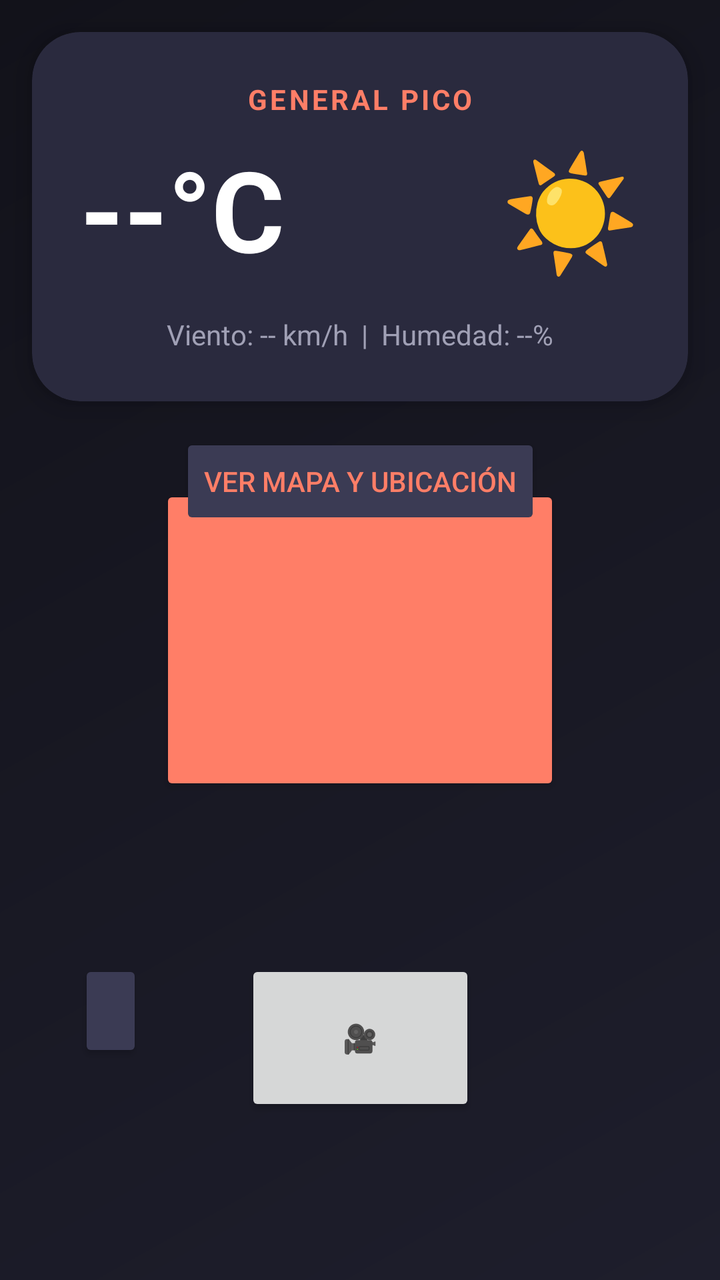
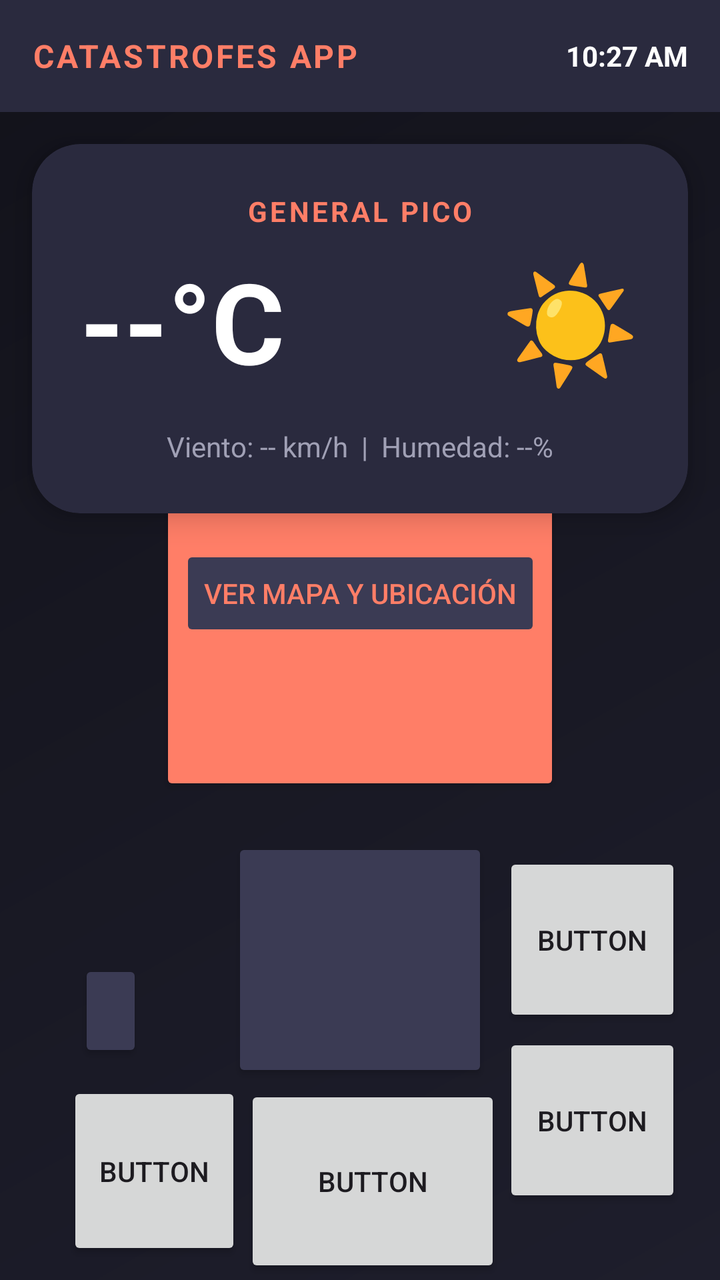

An Android layout rendered at two revisions. The XML below is the earlier revision; the diff shows what the commit changed to produce the second picture.
<!-- AndroidManifest.xml: application theme Theme.CatastrofesNaturales -->
<!-- res/layout/activity_main.xml -->
<?xml version="1.0" encoding="utf-8"?>
<androidx.constraintlayout.widget.ConstraintLayout xmlns:android="http://schemas.android.com/apk/res/android"
    android:background="@drawable/background_gradient"
    android:textColor="#FFFFFF"
    xmlns:app="http://schemas.android.com/apk/res-auto"
    xmlns:tools="http://schemas.android.com/tools"
    android:id="@+id/main"
    android:layout_width="match_parent"
    android:layout_height="match_parent"
    tools:context=".MainActivity">

    <Button
        android:backgroundTint="#FF7E67"
        android:textColor="#FFFFFF"
        android:id="@+id/btn_flash"
        android:layout_width="200dp"
        android:layout_height="155dp"
        app:icon="@drawable/ic_linterna"
        app:iconTint="#FFFFFF"
        app:iconGravity="textStart"
        app:iconSize="80dp"
        app:iconPadding="0dp"
        android:padding="0dp"
        app:layout_constraintBottom_toBottomOf="parent"
        app:layout_constraintEnd_toEndOf="parent"
        app:layout_constraintHorizontal_bias="0.5"
        app:layout_constraintStart_toStartOf="parent"
        app:layout_constraintTop_toTopOf="parent"
        app:layout_constraintVertical_bias="0.5"
        android:contentDescription="Botón para encender la linterna"/>

    <androidx.cardview.widget.CardView
        android:id="@+id/card_clima"
        android:layout_width="match_parent"
        android:layout_height="wrap_content"
        android:layout_margin="16dp"
        app:cardCornerRadius="24dp"
        app:cardBackgroundColor="#2A2A3E"
        app:cardElevation="8dp"
        app:layout_constraintTop_toTopOf="parent"
        app:layout_constraintStart_toStartOf="parent"
        app:layout_constraintEnd_toEndOf="parent">

        <androidx.constraintlayout.widget.ConstraintLayout
            android:layout_width="match_parent"
            android:layout_height="wrap_content"
            android:padding="24dp">

            <TextView
                android:id="@+id/tv_ciudad"
                android:layout_width="wrap_content"
                android:layout_height="wrap_content"
                android:text="GENERAL PICO"
                android:textColor="#FF7E67"
                android:textSize="14sp"
                android:textStyle="bold"
                android:letterSpacing="0.1"
                app:layout_constraintTop_toTopOf="parent"
                app:layout_constraintStart_toStartOf="parent"
                app:layout_constraintEnd_toEndOf="parent" />

            <TextView
                android:id="@+id/tv_temperatura"
                android:layout_width="wrap_content"
                android:layout_height="wrap_content"
                android:text="--°C"
                android:textColor="#FFFFFF"
                android:textSize="56sp"
                android:textStyle="bold"
                android:layout_marginTop="8dp"
                app:layout_constraintTop_toBottomOf="@id/tv_ciudad"
                app:layout_constraintStart_toStartOf="parent" />

            <TextView
                android:id="@+id/tv_icono_clima"
                android:layout_width="wrap_content"
                android:layout_height="wrap_content"
                android:text="☀️"
                android:textSize="56sp"
                app:layout_constraintTop_toTopOf="@id/tv_temperatura"
                app:layout_constraintBottom_toBottomOf="@id/tv_temperatura"
                app:layout_constraintEnd_toEndOf="parent" />

            <TextView
                android:id="@+id/tv_detalles"
                android:layout_width="wrap_content"
                android:layout_height="wrap_content"
                android:text="Viento: -- km/h  |  Humedad: --%"
                android:textColor="#A0A0B5"
                android:textSize="14sp"
                android:layout_marginTop="16dp"
                app:layout_constraintTop_toBottomOf="@id/tv_temperatura"
                app:layout_constraintStart_toStartOf="parent"
                app:layout_constraintEnd_toEndOf="parent" />

        </androidx.constraintlayout.widget.ConstraintLayout>
    </androidx.cardview.widget.CardView>

    <Button
        android:backgroundTint="#3B3B54"
        android:textColor="#FF7E67"
        android:id="@+id/btn_ir_mapa"
        android:layout_width="wrap_content"
        android:layout_height="wrap_content"
        android:layout_marginTop="16dp"
        android:text="VER MAPA Y UBICACIÓN"
        app:layout_constraintEnd_toEndOf="parent"
        app:layout_constraintStart_toStartOf="parent"
        app:layout_constraintTop_toBottomOf="@id/card_clima" />

    

    

    <Button
        android:id="@+id/btn_desplegar_emergencias"
        android:layout_width="wrap_content"
        android:layout_height="wrap_content"
        android:layout_marginHorizontal="16dp"
        android:layout_marginTop="480dp"
        android:backgroundTint="#3B3B54"
        app:icon="@drawable/icono_telefono_asistencia"
        app:iconTint="#FF7E67"
        app:iconSize="48dp"
        android:padding="16dp"
        android:minWidth="0dp"
        android:minHeight="0dp"
        app:cornerRadius="40dp"
        app:layout_constraintEnd_toEndOf="parent"
        app:layout_constraintHorizontal_bias="0.079"
        app:layout_constraintStart_toStartOf="parent"
        app:layout_constraintTop_toTopOf="parent"
        android:contentDescription="Botón de emergencias" />

    
    <Button
        android:id="@+id/btn_menu_grabacion"
        android:layout_width="115dp"
        android:layout_height="78dp"
        android:layout_marginHorizontal="16dp"
        android:text="🎥"
        app:layout_constraintBottom_toBottomOf="parent"
        app:layout_constraintEnd_toEndOf="parent"
        app:layout_constraintHorizontal_bias="0.5"
        app:layout_constraintStart_toStartOf="parent"
        app:layout_constraintTop_toBottomOf="@+id/btn_flash"
        app:layout_constraintVertical_bias="0.5" />

</androidx.constraintlayout.widget.ConstraintLayout>
<!-- resources referenced by this layout -->
<resources>
  <!-- drawable background_gradient (drawable) -->
  <?xml version="1.0" encoding="utf-8"?>
  <shape xmlns:android="http://schemas.android.com/apk/res/android"
      android:shape="rectangle">
  
      <gradient
          android:angle="135"
          android:startColor="#1E1E2C"
          android:endColor="#12121A"
          android:type="linear" />
  
  </shape>
  <!-- drawable ic_linterna (drawable) -->
  <vector xmlns:android="http://schemas.android.com/apk/res/android" android:height="24dp" android:tint="#FFFFFF" android:viewportHeight="24" android:viewportWidth="24" android:width="24dp">
        
      <path android:fillColor="@android:color/white" android:pathData="M6,4v1h12V4c0,-1.1 -0.9,-2 -2,-2H8C6.9,2 6,2.9 6,4z"/>
        
      <path android:fillColor="@android:color/white" android:pathData="M6,7v1l2,3v9c0,1.1 0.9,2 2,2h4c1.1,0 2,-0.9 2,-2v-9l2,-3V7H6zM12,15.5c-0.83,0 -1.5,-0.67 -1.5,-1.5s0.67,-1.5 1.5,-1.5s1.5,0.67 1.5,1.5S12.83,15.5 12,15.5z"/>
      
  </vector>
  <!-- drawable icono_telefono_asistencia (drawable) -->
  <vector xmlns:android="http://schemas.android.com/apk/res/android"
      android:width="381dp"
      android:height="343dp"
      android:viewportWidth="381"
      android:viewportHeight="343">
    <path
        android:pathData="M100,85L77,108L68,127L67,145L70,157L76,168L195,286L213,293L230,293L241,290L254,282L275,261L278,255L279,246L275,236L250,211L243,208L234,208L227,211L212,225L206,228L196,228L188,224L134,169L132,163L133,153L137,146L149,134L152,128L152,116L149,110L124,85L118,82L107,82Z"
        android:fillColor="#000000"/>
    <path
        android:pathData="M230,78L230,105L228,107L201,107L201,137L227,137L230,139L230,166L231,167L260,167L261,166L261,139L264,137L290,137L290,107L263,107L261,105L261,78Z"
        android:fillColor="#000000"/>
  </vector>
  <style name="Theme.CatastrofesNaturales" parent="Base.Theme.CatastrofesNaturales" />
  <style name="Base.Theme.CatastrofesNaturales" parent="Theme.Material3.DayNight.NoActionBar">
          
          
      </style>
</resources>

<!-- the commit's change to res/layout/activity_main.xml (unified diff, before → after) -->
@@ -8,6 +8,40 @@
     android:layout_width="match_parent"
     android:layout_height="match_parent"
     tools:context=".MainActivity">
+
+    
+    <LinearLayout
+        android:id="@+id/barra_superior_custom"
+        android:layout_width="match_parent"
+        android:layout_height="56dp"
+        android:background="#2A2A3E"
+        android:gravity="center_vertical"
+        android:orientation="horizontal"
+        android:paddingHorizontal="16dp"
+        app:layout_constraintTop_toTopOf="parent"
+        app:layout_constraintStart_toStartOf="parent"
+        app:layout_constraintEnd_toEndOf="parent">
+
+        <TextView
+            android:id="@+id/tv_app_title"
+            android:layout_width="0dp"
+            android:layout_height="wrap_content"
+            android:layout_weight="1"
+            android:text="CATASTROFES APP"
+            android:textColor="#FF7E67"
+            android:textSize="16sp"
+            android:textStyle="bold"
+            android:letterSpacing="0.08" />
+
+        <TextView
+            android:id="@+id/tv_reloj_custom"
+            android:layout_width="wrap_content"
+            android:layout_height="wrap_content"
+            android:text="10:27 AM"
+            android:textColor="#FFFFFF"
+            android:textSize="14sp"
+            android:textStyle="bold" />
+    </LinearLayout>
 
     <Button
         android:backgroundTint="#FF7E67"
@@ -37,7 +71,7 @@
         app:cardCornerRadius="24dp"
         app:cardBackgroundColor="#2A2A3E"
         app:cardElevation="8dp"
-        app:layout_constraintTop_toTopOf="parent"
+        app:layout_constraintTop_toBottomOf="@id/barra_superior_custom"
         app:layout_constraintStart_toStartOf="parent"
         app:layout_constraintEnd_toEndOf="parent">
 
@@ -135,15 +169,69 @@
     
     <Button
         android:id="@+id/btn_menu_grabacion"
-        android:layout_width="115dp"
-        android:layout_height="78dp"
+        android:layout_width="128dp"
+        android:layout_height="122dp"
         android:layout_marginHorizontal="16dp"
-        android:text="🎥"
-        app:layout_constraintBottom_toBottomOf="parent"
-        app:layout_constraintEnd_toEndOf="parent"
+        android:backgroundTint="#3B3B54"
+        android:contentDescription="Guardar video o audio"
+        android:padding="0dp"
+        app:icon="@drawable/round_bookmark_add_24"
+        app:iconGravity="textStart"
+        app:iconPadding="0dp"
+        app:iconSize="45dp"
+        app:iconTint="#FF7E67"
+        app:layout_constraintBottom_toBottomOf="parent"
+        app:layout_constraintEnd_toEndOf="parent"
+        app:layout_constraintStart_toStartOf="parent"
+        app:layout_constraintTop_toBottomOf="@+id/btn_flash"
+        app:layout_constraintVertical_bias="0.176" />
+
+    <Button
+        android:id="@+id/button"
+        android:layout_width="89dp"
+        android:layout_height="87dp"
+        android:text="Button"
+        app:layout_constraintBottom_toBottomOf="parent"
+        app:layout_constraintEnd_toEndOf="parent"
+        app:layout_constraintHorizontal_bias="0.288"
+        app:layout_constraintStart_toEndOf="@+id/btn_menu_grabacion"
+        app:layout_constraintTop_toBottomOf="@+id/btn_flash"
+        app:layout_constraintVertical_bias="0.184" />
+
+    <Button
+        android:id="@+id/button4"
+        android:layout_width="89dp"
+        android:layout_height="87dp"
+        android:text="Button"
+        app:layout_constraintBottom_toBottomOf="parent"
+        app:layout_constraintEnd_toEndOf="parent"
+        app:layout_constraintHorizontal_bias="0.288"
+        app:layout_constraintStart_toEndOf="@+id/btn_menu_grabacion"
+        app:layout_constraintTop_toBottomOf="@+id/btn_flash"
+        app:layout_constraintVertical_bias="0.766" />
+
+    <Button
+        android:id="@+id/button3"
+        android:layout_width="87dp"
+        android:layout_height="89dp"
+        android:text="Button"
+        app:layout_constraintBottom_toBottomOf="parent"
+        app:layout_constraintEnd_toEndOf="parent"
+        app:layout_constraintHorizontal_bias="0.123"
+        app:layout_constraintStart_toStartOf="parent"
+        app:layout_constraintTop_toBottomOf="@+id/btn_menu_grabacion"
+        app:layout_constraintVertical_bias="0.0" />
+
+    <Button
+        android:id="@+id/button5"
+        android:layout_width="128dp"
+        android:layout_height="96dp"
+        android:text="Button"
+        app:layout_constraintBottom_toBottomOf="parent"
+        app:layout_constraintEnd_toStartOf="@+id/button4"
         app:layout_constraintHorizontal_bias="0.5"
-        app:layout_constraintStart_toStartOf="parent"
-        app:layout_constraintTop_toBottomOf="@+id/btn_flash"
+        app:layout_constraintStart_toEndOf="@+id/button3"
+        app:layout_constraintTop_toBottomOf="@+id/btn_menu_grabacion"
         app:layout_constraintVertical_bias="0.5" />
 
 </androidx.constraintlayout.widget.ConstraintLayout>
<!-- resource entries referenced after the edit -->
@@ -33,6 +33,12 @@
         android:pathData="M230,78L230,105L228,107L201,107L201,137L227,137L230,139L230,166L231,167L260,167L261,166L261,139L264,137L290,137L290,107L263,107L261,105L261,78Z"
         android:fillColor="#000000"/>
   </vector>
+  <!-- drawable round_bookmark_add_24 (drawable) -->
+  <vector xmlns:android="http://schemas.android.com/apk/res/android" android:height="24dp" android:tint="#FFFFFF" android:viewportHeight="24" android:viewportWidth="24" android:width="24dp">
+        
+      <path android:fillColor="@android:color/white" android:pathData="M21,6c0,0.55 -0.45,1 -1,1h-1v1c0,0.55 -0.45,1 -1,1s-1,-0.45 -1,-1V7h-1c-0.55,0 -1,-0.45 -1,-1s0.45,-1 1,-1h1V4c0,-0.55 0.45,-1 1,-1s1,0.45 1,1v1h1C20.55,5 21,5.45 21,6zM19,19.48c0,0.72 -0.73,1.2 -1.39,0.92L12,18l-5.61,2.4C5.73,20.69 5,20.2 5,19.48V5c0,-1.1 0.9,-2 2,-2l7,0c-0.63,0.84 -1,1.87 -1,3c0,2.76 2.24,5 5,5c0.34,0 0.68,-0.03 1,-0.1V19.48z"/>
+      
+  </vector>
   <style name="Theme.CatastrofesNaturales" parent="Base.Theme.CatastrofesNaturales" />
   <style name="Base.Theme.CatastrofesNaturales" parent="Theme.Material3.DayNight.NoActionBar">
           
